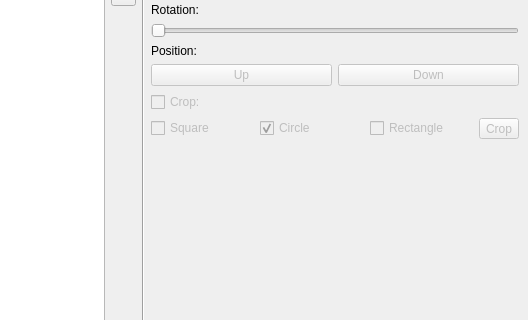
This is ui/window_main.ui in AmirMahmood/EasyPrint as Qt 5 draws it before an edit; both pictures show x 272 to 800 and y 99 to 419 of the 800 by 600 pixel window. The edited form follows.
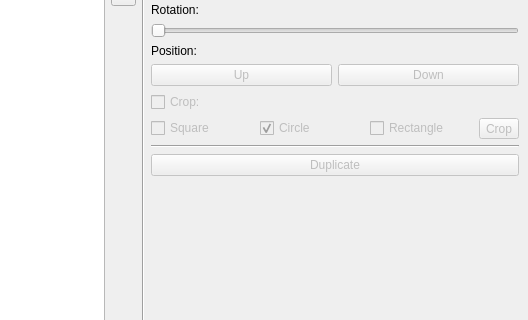
This is the edited form. Icons and pictures are not drawn.

What changed in the file:
```diff
--- a/ui/window_main.ui
+++ b/ui/window_main.ui
@@ -332,6 +332,23 @@
           </item>
          </layout>
         </item>
+        <item>
+         <widget class="Line" name="line_2">
+          <property name="orientation">
+           <enum>Qt::Horizontal</enum>
+          </property>
+         </widget>
+        </item>
+        <item>
+         <widget class="QPushButton" name="duplicateButton">
+          <property name="enabled">
+           <bool>false</bool>
+          </property>
+          <property name="text">
+           <string>Duplicate</string>
+          </property>
+         </widget>
+        </item>
         <item>
          <spacer name="verticalSpacer">
           <property name="orientation">
```
